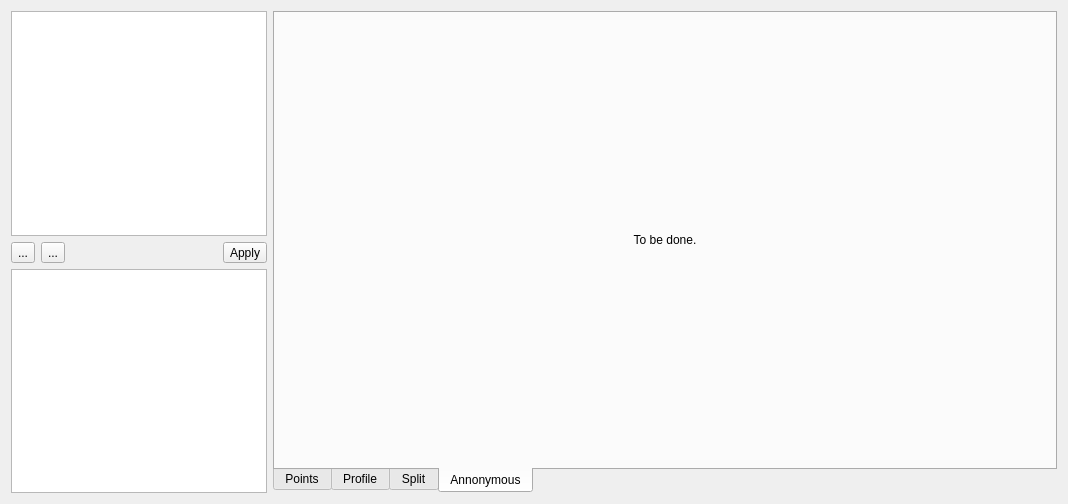
This is src/ITrackFilterWidget.ui in Nikoli/qlandkartegt as Qt 5 draws it before an edit. The edited form follows.
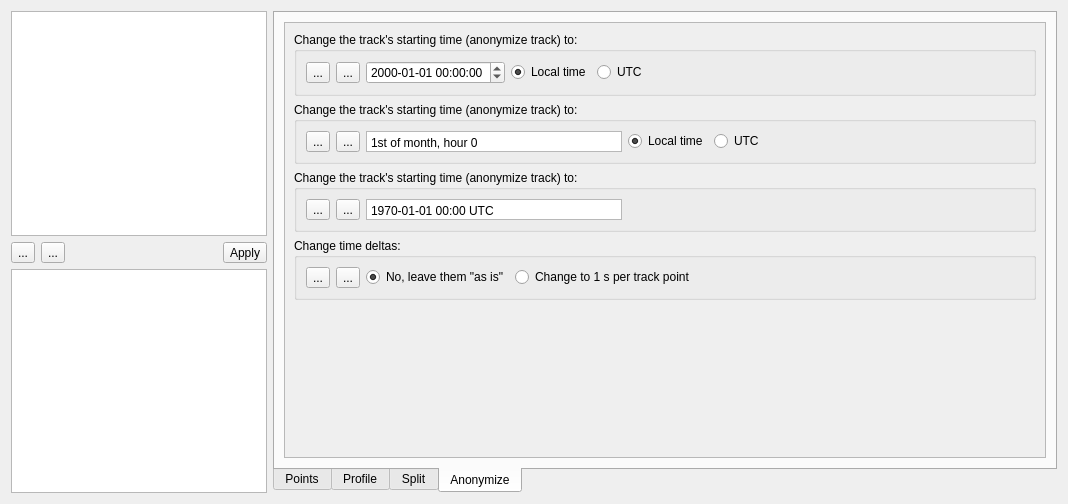
This is the edited form. The open tabs and pages were chosen to show the change. Icons and pictures are not drawn.

The edit to the form file:
```diff
--- a/src/ITrackFilterWidget.ui
+++ b/src/ITrackFilterWidget.ui
@@ -1104,23 +1104,355 @@
        </item>
       </layout>
      </widget>
-     <widget class="QWidget" name="tabAnnonymous">
+     <widget class="QWidget" name="tabAnonymous">
+      <property name="enabled">
+       <bool>true</bool>
+      </property>
       <attribute name="icon">
        <iconset resource="resources.qrc">
         <normaloff>:/icons/cache/Virtual-Cache.png</normaloff>:/icons/cache/Virtual-Cache.png</iconset>
       </attribute>
       <attribute name="title">
-       <string>Annonymous</string>
+       <string>Anonymize</string>
       </attribute>
       <layout class="QVBoxLayout" name="verticalLayout_6">
        <item>
-        <widget class="QLabel" name="label_17">
-         <property name="text">
-          <string>To be done.</string>
+        <widget class="QScrollArea" name="scrollArea_4">
+         <property name="widgetResizable">
+          <bool>true</bool>
          </property>
-         <property name="alignment">
-          <set>Qt::AlignCenter</set>
-         </property>
+         <widget class="QWidget" name="scrollAreaWidgetContents_4">
+          <property name="geometry">
+           <rect>
+            <x>0</x>
+            <y>0</y>
+            <width>776</width>
+            <height>451</height>
+           </rect>
+          </property>
+          <layout class="QVBoxLayout" name="verticalLayout_9">
+           <item>
+            <widget class="QGroupBox" name="groupAnon1">
+             <property name="title">
+              <string>Change the track's starting time (anonymize track) to:</string>
+             </property>
+             <layout class="QHBoxLayout" name="horizontalLayout_13">
+              <item>
+               <widget class="QToolButton" name="toolAnon1Now">
+                <property name="text">
+                 <string>...</string>
+                </property>
+                <property name="icon">
+                 <iconset resource="resources.qrc">
+                  <normaloff>:/icons/toolswizard.png</normaloff>:/icons/toolswizard.png</iconset>
+                </property>
+               </widget>
+              </item>
+              <item>
+               <widget class="QToolButton" name="toolAddAnon1">
+                <property name="text">
+                 <string>...</string>
+                </property>
+                <property name="icon">
+                 <iconset resource="resources.qrc">
+                  <normaloff>:/icons/iconAdd16x16.png</normaloff>:/icons/iconAdd16x16.png</iconset>
+                </property>
+               </widget>
+              </item>
+              <item>
+               <widget class="QDateTimeEdit" name="dateTimeEdit">
+                <property name="sizePolicy">
+                 <sizepolicy hsizetype="Minimum" vsizetype="Fixed">
+                  <horstretch>0</horstretch>
+                  <verstretch>0</verstretch>
+                 </sizepolicy>
+                </property>
+                <property name="date">
+                 <date>
+                  <year>2000</year>
+                  <month>1</month>
+                  <day>1</day>
+                 </date>
+                </property>
+                <property name="maximumDate">
+                 <date>
+                  <year>2099</year>
+                  <month>12</month>
+                  <day>31</day>
+                 </date>
+                </property>
+                <property name="displayFormat">
+                 <string>yyyy-MM-dd HH:mm:ss</string>
+                </property>
+               </widget>
+              </item>
+              <item>
+               <widget class="QRadioButton" name="radioLocaltime">
+                <property name="text">
+                 <string>Local time</string>
+                </property>
+                <property name="checked">
+                 <bool>true</bool>
+                </property>
+               </widget>
+              </item>
+              <item>
+               <widget class="QRadioButton" name="radioUTC">
+                <property name="text">
+                 <string>UTC</string>
+                </property>
+               </widget>
+              </item>
+              <item>
+               <spacer name="horizontalSpacer_10">
+                <property name="orientation">
+                 <enum>Qt::Horizontal</enum>
+                </property>
+                <property name="sizeHint" stdset="0">
+                 <size>
+                  <width>40</width>
+                  <height>20</height>
+                 </size>
+                </property>
+               </spacer>
+              </item>
+             </layout>
+            </widget>
+           </item>
+           <item>
+            <widget class="QGroupBox" name="groupAnon2">
+             <property name="title">
+              <string>Change the track's starting time (anonymize track) to:</string>
+             </property>
+             <layout class="QHBoxLayout" name="horizontalLayout_14">
+              <item>
+               <widget class="QToolButton" name="toolAnon2Now">
+                <property name="text">
+                 <string>...</string>
+                </property>
+                <property name="icon">
+                 <iconset resource="resources.qrc">
+                  <normaloff>:/icons/toolswizard.png</normaloff>:/icons/toolswizard.png</iconset>
+                </property>
+               </widget>
+              </item>
+              <item>
+               <widget class="QToolButton" name="toolAddAnon2">
+                <property name="text">
+                 <string>...</string>
+                </property>
+                <property name="icon">
+                 <iconset resource="resources.qrc">
+                  <normaloff>:/icons/iconAdd16x16.png</normaloff>:/icons/iconAdd16x16.png</iconset>
+                </property>
+               </widget>
+              </item>
+              <item>
+               <widget class="QPlainTextEdit" name="textAnon2">
+                <property name="enabled">
+                 <bool>true</bool>
+                </property>
+                <property name="sizePolicy">
+                 <sizepolicy hsizetype="Minimum" vsizetype="Ignored">
+                  <horstretch>0</horstretch>
+                  <verstretch>0</verstretch>
+                 </sizepolicy>
+                </property>
+                <property name="verticalScrollBarPolicy">
+                 <enum>Qt::ScrollBarAlwaysOff</enum>
+                </property>
+                <property name="horizontalScrollBarPolicy">
+                 <enum>Qt::ScrollBarAlwaysOff</enum>
+                </property>
+                <property name="undoRedoEnabled">
+                 <bool>false</bool>
+                </property>
+                <property name="readOnly">
+                 <bool>true</bool>
+                </property>
+                <property name="plainText">
+                 <string>1st of month, hour 0</string>
+                </property>
+               </widget>
+              </item>
+              <item>
+               <widget class="QRadioButton" name="radioLocaltime2">
+                <property name="text">
+                 <string>Local time</string>
+                </property>
+                <property name="checked">
+                 <bool>true</bool>
+                </property>
+               </widget>
+              </item>
+              <item>
+               <widget class="QRadioButton" name="radioUTC2">
+                <property name="text">
+                 <string>UTC</string>
+                </property>
+               </widget>
+              </item>
+              <item>
+               <spacer name="horizontalSpacer_11">
+                <property name="orientation">
+                 <enum>Qt::Horizontal</enum>
+                </property>
+                <property name="sizeHint" stdset="0">
+                 <size>
+                  <width>40</width>
+                  <height>20</height>
+                 </size>
+                </property>
+               </spacer>
+              </item>
+             </layout>
+            </widget>
+           </item>
+           <item>
+            <widget class="QGroupBox" name="groupAnon3">
+             <property name="title">
+              <string>Change the track's starting time (anonymize track) to:</string>
+             </property>
+             <layout class="QHBoxLayout" name="horizontalLayout_15">
+              <item>
+               <widget class="QToolButton" name="toolAnon3Now">
+                <property name="text">
+                 <string>...</string>
+                </property>
+                <property name="icon">
+                 <iconset resource="resources.qrc">
+                  <normaloff>:/icons/toolswizard.png</normaloff>:/icons/toolswizard.png</iconset>
+                </property>
+               </widget>
+              </item>
+              <item>
+               <widget class="QToolButton" name="toolAddAnon3">
+                <property name="text">
+                 <string>...</string>
+                </property>
+                <property name="icon">
+                 <iconset resource="resources.qrc">
+                  <normaloff>:/icons/iconAdd16x16.png</normaloff>:/icons/iconAdd16x16.png</iconset>
+                </property>
+               </widget>
+              </item>
+              <item>
+               <widget class="QPlainTextEdit" name="textAnon3">
+                <property name="sizePolicy">
+                 <sizepolicy hsizetype="Minimum" vsizetype="Ignored">
+                  <horstretch>0</horstretch>
+                  <verstretch>0</verstretch>
+                 </sizepolicy>
+                </property>
+                <property name="verticalScrollBarPolicy">
+                 <enum>Qt::ScrollBarAlwaysOff</enum>
+                </property>
+                <property name="horizontalScrollBarPolicy">
+                 <enum>Qt::ScrollBarAlwaysOff</enum>
+                </property>
+                <property name="undoRedoEnabled">
+                 <bool>false</bool>
+                </property>
+                <property name="readOnly">
+                 <bool>true</bool>
+                </property>
+                <property name="plainText">
+                 <string>1970-01-01 00:00 UTC</string>
+                </property>
+               </widget>
+              </item>
+              <item>
+               <spacer name="horizontalSpacer_12">
+                <property name="orientation">
+                 <enum>Qt::Horizontal</enum>
+                </property>
+                <property name="sizeHint" stdset="0">
+                 <size>
+                  <width>40</width>
+                  <height>20</height>
+                 </size>
+                </property>
+               </spacer>
+              </item>
+             </layout>
+            </widget>
+           </item>
+           <item>
+            <widget class="QGroupBox" name="groupAnon4">
+             <property name="title">
+              <string>Change time deltas:</string>
+             </property>
+             <layout class="QHBoxLayout" name="horizontalLayout_16">
+              <item>
+               <widget class="QToolButton" name="toolAnon4Now">
+                <property name="text">
+                 <string>...</string>
+                </property>
+                <property name="icon">
+                 <iconset resource="resources.qrc">
+                  <normaloff>:/icons/toolswizard.png</normaloff>:/icons/toolswizard.png</iconset>
+                </property>
+               </widget>
+              </item>
+              <item>
+               <widget class="QToolButton" name="toolAddAnon4">
+                <property name="text">
+                 <string>...</string>
+                </property>
+                <property name="icon">
+                 <iconset resource="resources.qrc">
+                  <normaloff>:/icons/iconAdd16x16.png</normaloff>:/icons/iconAdd16x16.png</iconset>
+                </property>
+               </widget>
+              </item>
+              <item>
+               <widget class="QRadioButton" name="radioAnon4Leaveasis">
+                <property name="text">
+                 <string>No, leave them &quot;as is&quot;</string>
+                </property>
+                <property name="checked">
+                 <bool>true</bool>
+                </property>
+               </widget>
+              </item>
+              <item>
+               <widget class="QRadioButton" name="radioAnon4To1s">
+                <property name="text">
+                 <string>Change to 1 s per track point</string>
+                </property>
+               </widget>
+              </item>
+              <item>
+               <spacer name="horizontalSpacer_13">
+                <property name="orientation">
+                 <enum>Qt::Horizontal</enum>
+                </property>
+                <property name="sizeHint" stdset="0">
+                 <size>
+                  <width>40</width>
+                  <height>20</height>
+                 </size>
+                </property>
+               </spacer>
+              </item>
+             </layout>
+            </widget>
+           </item>
+           <item>
+            <spacer name="verticalSpacer_4">
+             <property name="orientation">
+              <enum>Qt::Vertical</enum>
+             </property>
+             <property name="sizeHint" stdset="0">
+              <size>
+               <width>20</width>
+               <height>40</height>
+              </size>
+             </property>
+            </spacer>
+           </item>
+          </layout>
+         </widget>
         </widget>
        </item>
       </layout>
```
Left out of the diff: 82 changed lines with no effect on the pictures.
